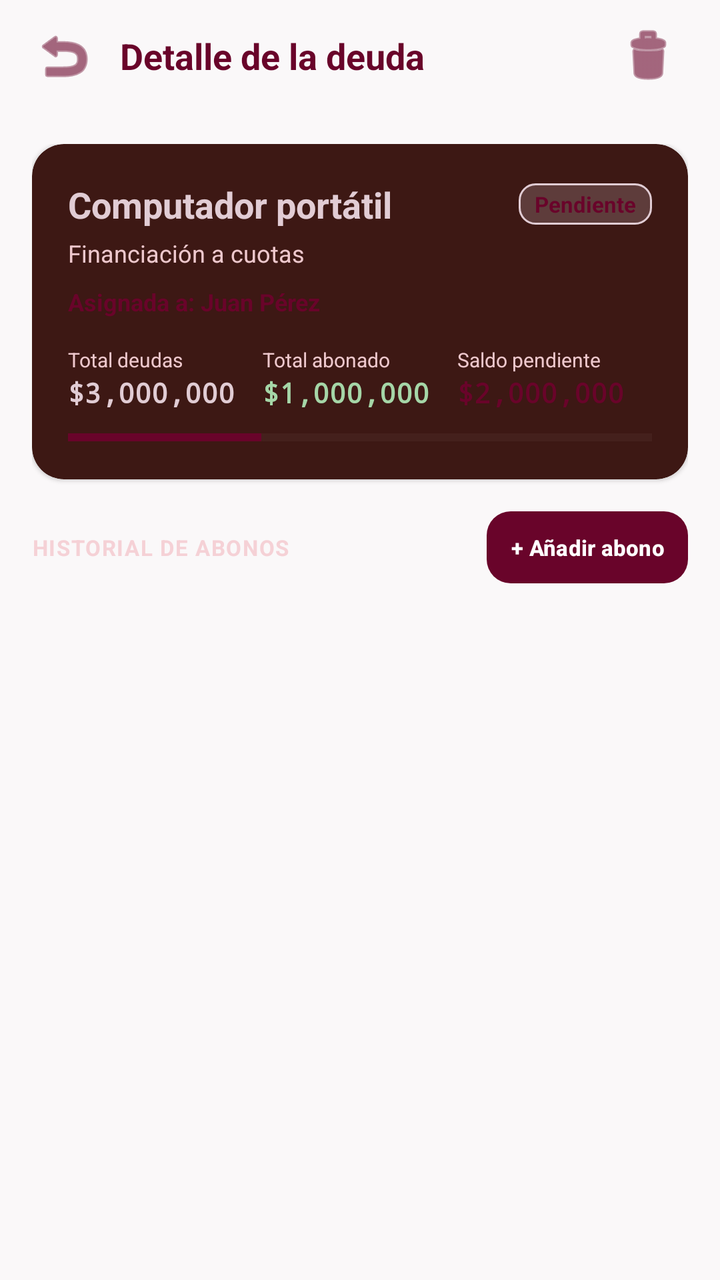
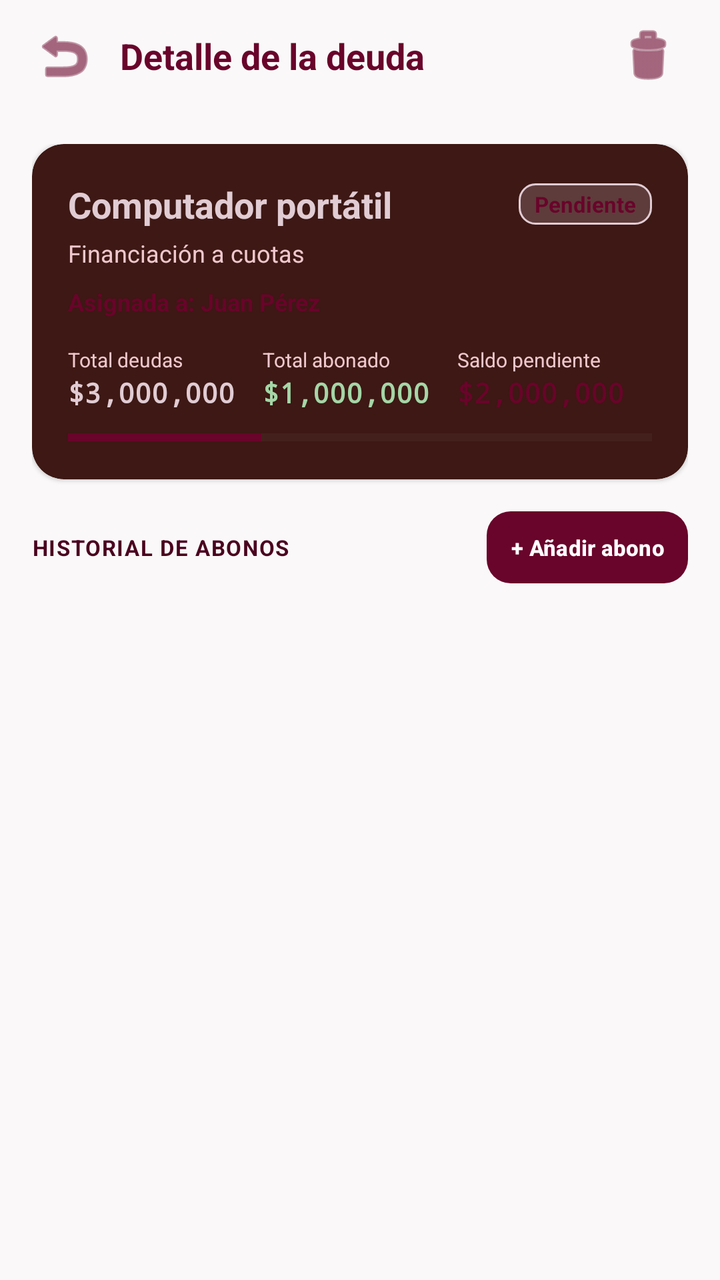

An Android layout rendered at two revisions. The XML below is the earlier revision; the diff shows what the commit changed to produce the second picture.
<!-- AndroidManifest.xml: application theme Theme.Freyr -->
<!-- res/layout/activity_debt_detail.xml -->
<?xml version="1.0" encoding="utf-8"?>
<LinearLayout xmlns:android="http://schemas.android.com/apk/res/android"
    xmlns:app="http://schemas.android.com/apk/res-auto"
    android:layout_width="match_parent"
    android:layout_height="match_parent"
    android:orientation="vertical"
    android:background="@color/freyr_background">

    
    <LinearLayout
        android:layout_width="match_parent"
        android:layout_height="56dp"
        android:orientation="horizontal"
        android:gravity="center_vertical"
        android:paddingStart="12dp"
        android:paddingEnd="16dp">

        <ImageButton
            android:id="@+id/btn_volver"
            android:layout_width="40dp"
            android:layout_height="40dp"
            android:background="?attr/selectableItemBackgroundBorderless"
            android:src="@android:drawable/ic_menu_revert"
            android:contentDescription="@string/btn_back"
            app:tint="@color/freyr_primary" />

        <TextView
            android:id="@+id/tv_title"
            android:layout_width="0dp"
            android:layout_height="wrap_content"
            android:layout_weight="1"
            android:text="Detalle de la deuda"
            android:textColor="@color/freyr_primary"
            android:textSize="18sp"
            android:textStyle="bold"
            android:layout_marginStart="8dp" />

        <ImageButton
            android:id="@+id/btn_delete_debt"
            android:layout_width="40dp"
            android:layout_height="40dp"
            android:background="?attr/selectableItemBackgroundBorderless"
            android:src="@android:drawable/ic_menu_delete"
            android:contentDescription="@string/btn_delete"
            app:tint="@color/freyr_primary" />
    </LinearLayout>

    <ScrollView
        android:layout_width="match_parent"
        android:layout_height="0dp"
        android:layout_weight="1"
        android:padding="16dp">

        <LinearLayout
            android:layout_width="match_parent"
            android:layout_height="wrap_content"
            android:orientation="vertical">

            
            <androidx.cardview.widget.CardView
                android:layout_width="match_parent"
                android:layout_height="wrap_content"
                app:cardCornerRadius="16dp"
                app:cardElevation="1dp"
                app:cardBackgroundColor="@color/freyr_surface"
                android:layout_marginBottom="16dp">

                <LinearLayout
                    android:layout_width="match_parent"
                    android:layout_height="wrap_content"
                    android:orientation="vertical"
                    android:padding="18dp">

                    <LinearLayout
                        android:layout_width="match_parent"
                        android:layout_height="wrap_content"
                        android:orientation="horizontal"
                        android:gravity="center_vertical">

                        <TextView
                            android:id="@+id/tx_nombre_deuda"
                            android:layout_width="0dp"
                            android:layout_height="wrap_content"
                            android:layout_weight="1"
                            android:text="Computador portátil"
                            android:textColor="@color/freyr_text_primary"
                            android:textSize="18sp"
                            android:textStyle="bold" />

                        <TextView
                            android:id="@+id/tv_debt_status"
                            android:layout_width="wrap_content"
                            android:layout_height="wrap_content"
                            android:text="@string/status_pending"
                            android:textColor="@color/freyr_primary"
                            android:textSize="11sp"
                            android:textStyle="bold"
                            android:background="@drawable/bg_status_pending"
                            android:paddingStart="8dp"
                            android:paddingEnd="8dp"
                            android:paddingTop="3dp"
                            android:paddingBottom="3dp" />
                    </LinearLayout>

                    <TextView
                        android:id="@+id/tv_debt_desc"
                        android:layout_width="match_parent"
                        android:layout_height="wrap_content"
                        android:text="Financiación a cuotas"
                        android:textColor="@color/freyr_text_secondary"
                        android:textSize="12sp"
                        android:layout_marginTop="4dp" />

                    <TextView
                        android:id="@+id/tv_assigned_info"
                        android:layout_width="match_parent"
                        android:layout_height="wrap_content"
                        android:text="Asignada a: Juan Pérez"
                        android:textColor="@color/freyr_primary"
                        android:textSize="12sp"
                        android:textStyle="bold"
                        android:layout_marginTop="8dp" />

                    
                    <LinearLayout
                        android:layout_width="match_parent"
                        android:layout_height="wrap_content"
                        android:orientation="horizontal"
                        android:layout_marginTop="14dp">

                        <LinearLayout
                            android:layout_width="0dp"
                            android:layout_height="wrap_content"
                            android:layout_weight="1"
                            android:orientation="vertical">
                            <TextView
                                android:layout_width="wrap_content"
                                android:layout_height="wrap_content"
                                android:text="@string/total_debido"
                                android:textColor="@color/freyr_text_secondary"
                                android:textSize="10sp" />
                            <TextView
                                android:id="@+id/tx_etiqueta_admin"
                                android:layout_width="wrap_content"
                                android:layout_height="wrap_content"
                                android:text="$3,000,000"
                                android:textColor="@color/freyr_text_primary"
                                android:textSize="14sp"
                                android:textStyle="bold"
                                android:fontFamily="monospace" />
                        </LinearLayout>

                        <LinearLayout
                            android:layout_width="0dp"
                            android:layout_height="wrap_content"
                            android:layout_weight="1"
                            android:orientation="vertical">
                            <TextView
                                android:layout_width="wrap_content"
                                android:layout_height="wrap_content"
                                android:text="@string/total_pagado"
                                android:textColor="@color/freyr_text_secondary"
                                android:textSize="10sp" />
                            <TextView
                                android:id="@+id/tv_paid_amt"
                                android:layout_width="wrap_content"
                                android:layout_height="wrap_content"
                                android:text="$1,000,000"
                                android:textColor="@color/freyr_status_paid"
                                android:textSize="14sp"
                                android:textStyle="bold"
                                android:fontFamily="monospace" />
                        </LinearLayout>

                        <LinearLayout
                            android:layout_width="0dp"
                            android:layout_height="wrap_content"
                            android:layout_weight="1"
                            android:orientation="vertical">
                            <TextView
                                android:layout_width="wrap_content"
                                android:layout_height="wrap_content"
                                android:text="@string/total_pendiente"
                                android:textColor="@color/freyr_text_secondary"
                                android:textSize="10sp" />
                            <TextView
                                android:id="@+id/tv_remaining_amt"
                                android:layout_width="wrap_content"
                                android:layout_height="wrap_content"
                                android:text="$2,000,000"
                                android:textColor="@color/freyr_primary"
                                android:textSize="14sp"
                                android:textStyle="bold"
                                android:fontFamily="monospace" />
                        </LinearLayout>
                    </LinearLayout>

                    <ProgressBar
                        android:id="@+id/pb_detail_progress"
                        style="?android:attr/progressBarStyleHorizontal"
                        android:layout_width="match_parent"
                        android:layout_height="6dp"
                        android:progress="33"
                        android:progressTint="@color/freyr_primary"
                        android:progressBackgroundTint="@color/freyr_secondary_light"
                        android:layout_marginTop="10dp" />

                </LinearLayout>
            </androidx.cardview.widget.CardView>

            
            <LinearLayout
                android:layout_width="match_parent"
                android:layout_height="wrap_content"
                android:orientation="horizontal"
                android:gravity="center_vertical"
                android:layout_marginBottom="8dp">

                <TextView
                    android:id="@+id/tv_installments_count"
                    android:layout_width="0dp"
                    android:layout_height="wrap_content"
                    android:layout_weight="1"
                    android:text="HISTORIAL DE ABONOS"
                    android:textColor="@color/freyr_text_secondary"
                    android:textSize="11sp"
                    android:textStyle="bold"
                    android:letterSpacing="0.05" />

                <Button
                    android:id="@+id/btn_add_payment"
                    android:layout_width="wrap_content"
                    android:layout_height="36dp"
                    android:text="+ Añadir abono"
                    android:textSize="11sp"
                    android:textStyle="bold"
                    android:background="@drawable/bg_button_primary"
                    android:textColor="#FFFFFF"
                    android:paddingStart="12dp"
                    android:paddingEnd="12dp"
                    app:backgroundTint="@null" />
            </LinearLayout>

            <TextView
                android:id="@+id/tv_no_payments"
                android:layout_width="match_parent"
                android:layout_height="wrap_content"
                android:text="No hay abonos registrados para esta deuda."
                android:textColor="@color/freyr_text_secondary"
                android:textSize="12sp"
                android:padding="16dp"
                android:visibility="gone" />

            <androidx.recyclerview.widget.RecyclerView
                android:id="@+id/rv_payments"
                android:layout_width="match_parent"
                android:layout_height="wrap_content"
                android:nestedScrollingEnabled="false" />

        </LinearLayout>
    </ScrollView>
</LinearLayout>
<!-- resources referenced by this layout -->
<resources>
  <color name="freyr_background">#FAF8F9</color>
  <color name="freyr_primary">#69042A</color>
  <color name="freyr_secondary_light">#26E1CCD4</color>
  <color name="freyr_status_paid">#A5D6A7</color>
  <color name="freyr_surface">#3D1814</color>
  <color name="freyr_text_primary">#E1CCD4</color>
  <color name="freyr_text_secondary">#F6F5CFD4</color>
  <!-- drawable bg_button_primary (drawable) -->
  <?xml version="1.0" encoding="utf-8"?>
  <ripple xmlns:android="http://schemas.android.com/apk/res/android"
      android:color="#33FFFFFF">
      <item>
          <shape android:shape="rectangle">
              <corners android:radius="12dp" />
              <solid android:color="@color/freyr_primary" />
          </shape>
      </item>
  </ripple>
  <!-- drawable bg_status_pending (drawable) -->
  <?xml version="1.0" encoding="utf-8"?>
  <shape xmlns:android="http://schemas.android.com/apk/res/android">
      <corners android:radius="8dp" />
      <solid android:color="@color/freyr_status_pending_bg" />
      <stroke android:width="1dp" android:color="@color/freyr_secondary" />
  </shape>
  <string name="btn_back">Volver</string>
  <string name="btn_delete">Eliminar</string>
  <string name="status_pending">Pendiente</string>
  <string name="total_debido">Total deudas</string>
  <string name="total_pagado">Total abonado</string>
  <string name="total_pendiente">Saldo pendiente</string>
  <style name="Theme.Freyr" parent="Theme.Material3.Dark.NoActionBar">
          
          <item name="colorPrimary">@color/freyr_primary</item>
          <item name="colorPrimaryDark">@color/freyr_primary_dark</item>
          <item name="colorSecondary">@color/freyr_secondary</item>
          <item name="colorOnPrimary">#FFFFFF</item>
          <item name="colorOnSecondary">@color/freyr_primary</item>
  
          
          <item name="android:colorBackground">@color/freyr_background</item>
          <item name="colorSurface">@color/freyr_surface</item>
          <item name="colorOnSurface">@color/freyr_text_primary</item>
  
          
          <item name="android:statusBarColor">@color/freyr_background</item>
          <item name="android:windowLightStatusBar">false</item>
          <item name="android:navigationBarColor">@color/freyr_background</item>
          <item name="android:windowLightNavigationBar">false</item>
          
          
          <item name="android:textColor">@color/freyr_text_primary</item>
          <item name="android:textColorHint">@color/freyr_text_secondary</item>
          <item name="colorControlNormal">@color/freyr_secondary</item>
          <item name="colorControlActivated">@color/freyr_primary</item>
      </style>
  <color name="freyr_status_pending_bg">#33E1CCD4</color>
  <color name="freyr_secondary">#E1CCD4</color>
  <color name="freyr_primary_dark">#4A031E</color>
</resources>

<!-- the commit's change to res/layout/activity_debt_detail.xml (unified diff, before → after) -->
@@ -221,11 +221,11 @@
                     android:layout_width="0dp"
                     android:layout_height="wrap_content"
                     android:layout_weight="1"
+                    android:letterSpacing="0.05"
                     android:text="HISTORIAL DE ABONOS"
-                    android:textColor="@color/freyr_text_secondary"
+                    android:textColor="@color/freyr_primary_dark"
                     android:textSize="11sp"
-                    android:textStyle="bold"
-                    android:letterSpacing="0.05" />
+                    android:textStyle="bold" />
 
                 <Button
                     android:id="@+id/btn_add_payment"
